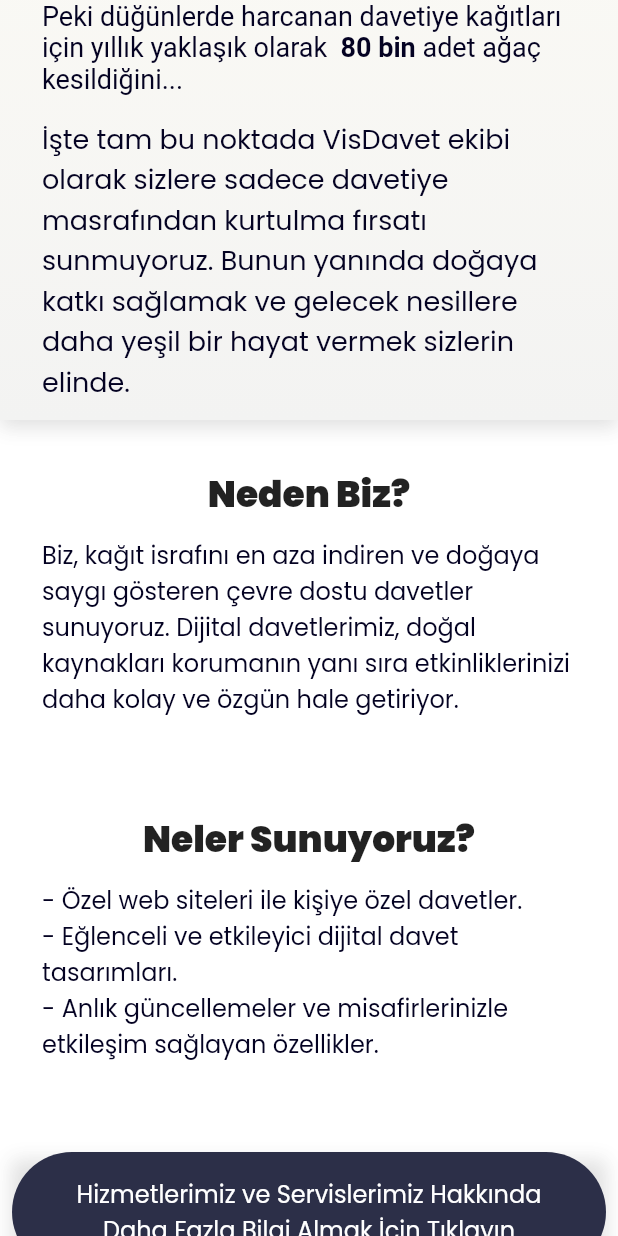
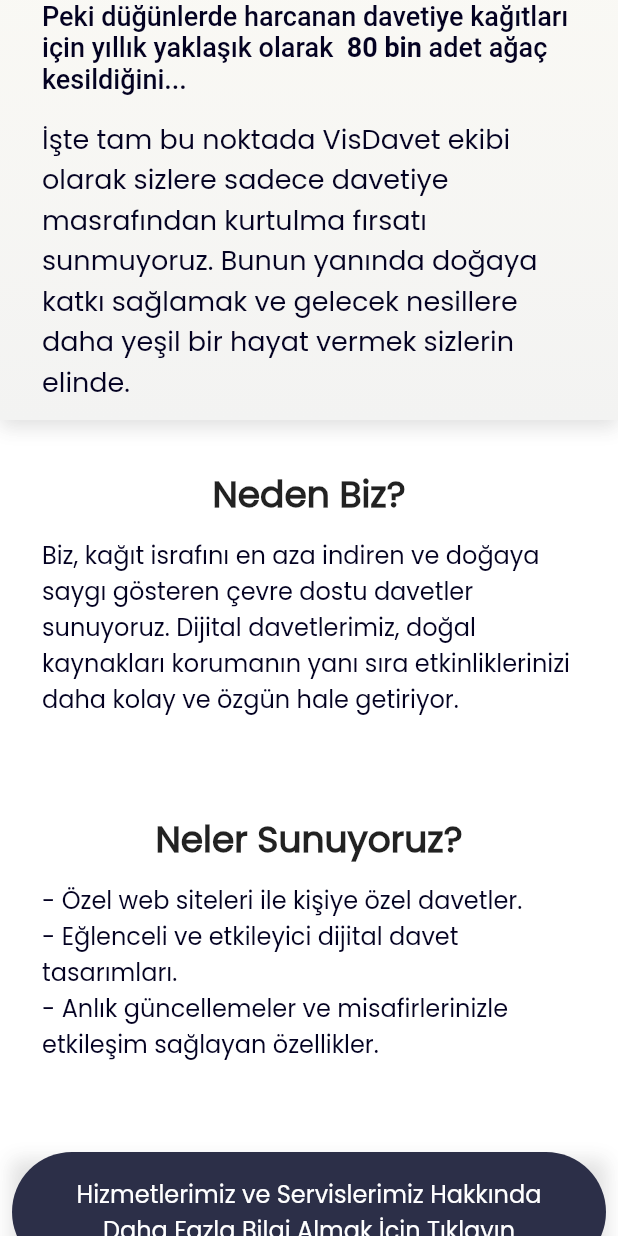
Before and after one commit to mordeve/bisdavet, a Flutter app: the screen it shows after launch, scrolled down 576 dp, on a phone screen of 412 x 824 dp. Run offline on Flutter 3.47's test engine with Material 2 defaults, Android fonts, the phone set to English and light mode, and no system bars; our stand-ins replace get, google_fonts; network calls fail.

Commit message:
fix fontWeight

```diff
--- a/lib/pages/home_page.dart
+++ b/lib/pages/home_page.dart
@@ -1,5 +1,4 @@
 import 'package:get/get.dart';
-import 'package:google_fonts/google_fonts.dart';
 import 'package:visdavet/utils/colors.dart';
 import 'package:visdavet/utils/constants.dart';
 import 'package:visdavet/utils/utils.dart';
@@ -80,6 +79,7 @@ class _HomePageState extends State<HomePage> {
                                 style: TextStyle(
                                   fontSize: 18,
                                   color: AppColors.kTextPrimary,
+                                  fontWeight: FontWeight.w500,
                                 ),
                                 children: <TextSpan>[
                                   TextSpan(
@@ -97,8 +97,12 @@ class _HomePageState extends State<HomePage> {
                                       fontWeight: FontWeight.bold,
                                     ),
                                   ),
-                                  const TextSpan(
+                                  TextSpan(
                                     text: Constants.treeText4,
+                                    style: TextStyle(
+                                      fontSize: 18,
+                                      color: AppColors.kTextPrimary,
+                                    ),
                                   ),
                                 ],
                               ),
@@ -109,6 +113,7 @@ class _HomePageState extends State<HomePage> {
                               style: TextStyle(
                                 fontSize: 18,
                                 color: AppColors.kTextPrimary,
+                                fontWeight: FontWeight.normal,
                               ),
                               softWrap: true,
                             ),
@@ -143,6 +148,7 @@ class _HomePageState extends State<HomePage> {
                             style: TextStyle(
                               fontSize: 16,
                               color: AppColors.kTextPrimary,
+                              fontWeight: FontWeight.normal,
                             ),
                           ),
                         ),
--- a/lib/widgets/custom_app_bar.dart
+++ b/lib/widgets/custom_app_bar.dart
@@ -109,7 +109,6 @@ class _CustomAppBarState extends State<CustomAppBar> {
                     style: TextStyle(
                       fontSize: textFontSizeMain,
                       color: const Color(0xFF040222),
-                      fontWeight: FontWeight.w500,
                     ),
                     softWrap: true,
                   ),
@@ -130,7 +129,6 @@ class _CustomAppBarState extends State<CustomAppBar> {
                       style: TextStyle(
                         fontSize: textFontSizeMain - 1,
                         color: const Color(0xFF040222),
-                        fontWeight: FontWeight.w300,
                       ),
                       softWrap: true,
                     ),
--- a/pubspec.yaml
+++ b/pubspec.yaml
@@ -40,6 +40,5 @@ flutter:
     - family: Poppins
       fonts:
         - asset: assets/fonts/Poppins/Poppins-Regular.ttf
-        - asset: assets/fonts/Poppins/Poppins-Black.ttf
 
   uses-material-design: true
```
Also changed, not shown: pubspec.lock, 2 other files.
